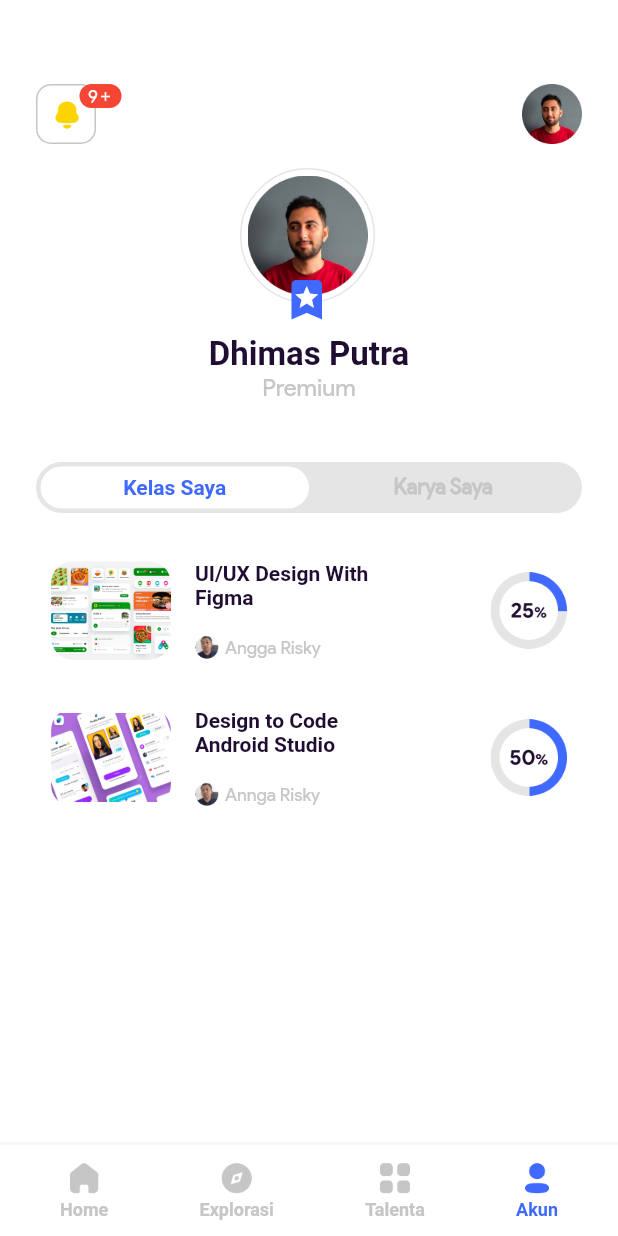
After one commit to Syahro/course, a Flutter app: the AkunKelasPage screen opened directly, after a tap on "Akun", on a phone screen of 412 x 824 dp. The commit adds this screen. Run offline on Flutter 3.47's test engine with Material 2 defaults, Android fonts, the phone set to English and light mode, and no system bars; missing offline and left inert: carousel_images; Roboto replaces fonts that are missing (Product-Regular-Bold, Product-Regular-Bold-Italic).

Commit message:
done modified userPage on myClass and add some assets or support

```diff
--- /dev/null
+++ b/lib/pages/akun_kelas_page.dart
@@ -0,0 +1,155 @@
+import 'package:course/theme.dart';
+import 'package:course/widget/bottom_floating.dart';
+import 'package:course/widget/header_user.dart';
+import 'package:course/widget/my_class.dart';
+import 'package:course/widget/user_menu.dart';
+import 'package:flutter/material.dart';
+
+class AkunKelasPage extends StatelessWidget {
+  final bool isClass;
+  final bool isMadeBy;
+
+  AkunKelasPage({
+    this.isClass,
+    this.isMadeBy,
+  });
+  @override
+  Widget build(BuildContext context) {
+    return Scaffold(
+      backgroundColor: whiteColor,
+      floatingActionButton: BottomFloating(
+        isHome: false,
+        isExplore: false,
+        isTalent: false,
+        isAccount: true,
+      ),
+      floatingActionButtonLocation: FloatingActionButtonLocation.centerDocked,
+      body: SafeArea(
+        child: ListView(
+          children: [
+            Padding(
+              padding: EdgeInsets.symmetric(
+                horizontal: defaultMargin,
+              ),
+              child: Column(
+                children: [
+                  SizedBox(
+                    height: 56,
+                  ),
+                  HeaderUser(),
+                  SizedBox(
+                    height: 16,
+                  ),
+                  Container(
+                    height: 103,
+                    width: 92,
+                    child: Stack(
+                      children: [
+                        Container(
+                          height: 90,
+                          width: 90,
+                          decoration: BoxDecoration(
+                            borderRadius: BorderRadius.circular(45),
+                            border: Border.all(
+                              color: lightGreyColor,
+                            ),
+                          ),
+                          child: Center(
+                            child: Image.asset(
+                              'assets/avatar.png',
+                              width: 80,
+                              height: 80,
+                            ),
+                          ),
+                        ),
+                        Row(
+                          children: [
+                            Container(
+                              padding: EdgeInsets.only(
+                                top: 70,
+                                left: 27,
+                              ),
+                              height: 20,
+                              width: 24,
+                              child: Stack(
+                                children: [
+                                  Icon(
+                                    Icons.bookmark,
+                                    color: blueColor,
+                                    size: 35,
+                                  ),
+                                  Padding(
+                                    padding: EdgeInsets.only(
+                                      left: 8.5,
+                                      top: 7,
+                                    ),
+                                    child: Icon(
+                                      Icons.star,
+                                      color: whiteColor,
+                                      size: 18,
+                                    ),
+                                  ),
+                                ],
+                              ),
+                            ),
+                          ],
+                        )
+                      ],
+                    ),
+                  ),
+                  SizedBox(
+                    height: 8,
+                  ),
+                  Text(
+                    'Dhimas Putra',
+                    style: boldTextStyle.copyWith(
+                      fontSize: 22,
+                      fontWeight: FontWeight.w600,
+                      color: blackColor,
+                    ),
+                  ),
+                  Text(
+                    'Premium',
+                    style: regularTextStyle.copyWith(
+                      fontSize: 16,
+                      color: greyColor,
+                    ),
+                  ),
+                  SizedBox(
+                    height: 40,
+                  ),
+                  UserMenu(
+                    isClass: isClass,
+                    isMadeBy: isMadeBy,
+                  ),
+                  SizedBox(
+                    height: 24,
+                  ),
+                  MyClass(
+                    imageUrl: 'assets/class3.png',
+                    firstName: 'UI/UX Design With',
+                    secondName: 'Figma',
+                    imageUrlMentor: 'assets/mentor1.png',
+                    nameMentor: 'Angga Risky',
+                    isHalf: false,
+                  ),
+                  SizedBox(
+                    height: 16,
+                  ),
+                  MyClass(
+                    imageUrl: 'assets/class2.png',
+                    firstName: 'Design to Code',
+                    secondName: 'Android Studio',
+                    imageUrlMentor: 'assets/mentor1.png',
+                    nameMentor: 'Annga Risky',
+                    isHalf: true,
+                  ),
+                ],
+              ),
+            ),
+          ],
+        ),
+      ),
+    );
+  }
+}
--- a/lib/pages/beranda_page.dart
+++ b/lib/pages/beranda_page.dart
@@ -1,6 +1,7 @@
 import 'package:course/theme.dart';
 import 'package:course/widget/bottom_floating.dart';
 import 'package:course/widget/header.dart';
+import 'package:course/widget/my_class.dart';
 import 'package:course/widget/popular_class_card.dart';
 import 'package:flutter/material.dart';
 import 'package:carousel_images/carousel_images.dart';
@@ -123,67 +124,13 @@ class BerandaPage extends StatelessWidget {
                         color: greyColor,
                       ),
                     ),
-                    child: Padding(
-                      padding: EdgeInsets.fromLTRB(10, 8, 10, 8),
-                      child: Row(
-                        children: [
-                          ClipRRect(
-                            borderRadius: BorderRadius.circular(15),
-                            child: Image.asset(
-                              'assets/class3.png',
-                              width: 80,
-                              height: 66,
-                            ),
-                          ),
-                          SizedBox(
-                            width: 16,
-                          ),
-                          Column(
-                            crossAxisAlignment: CrossAxisAlignment.start,
-                            children: [
-                              Text(
-                                'UI/UX Design With\nFigma',
-                                style: boldItalicTextStyle.copyWith(
-                                  fontSize: 14,
-                                  fontWeight: FontWeight.w700,
-                                  color: blackColor,
-                                ),
-                              ),
-                              SizedBox(
-                                height: 17,
-                              ),
-                              Row(
-                                children: [
-                                  ClipRRect(
-                                    borderRadius: BorderRadius.circular(10),
-                                    child: Image.asset(
-                                      'assets/mentor1.png',
-                                      width: 16,
-                                      height: 16,
-                                    ),
-                                  ),
-                                  SizedBox(
-                                    width: 4,
-                                  ),
-                                  Text(
-                                    'Angga Risky',
-                                    style: regularTextStyle.copyWith(
-                                      fontSize: 12,
-                                      color: greyColor,
-                                    ),
-                                  ),
-                                ],
-                              ),
-                            ],
-                          ),
-                          Spacer(),
-                          Image.asset(
-                            'assets/graph1.png',
-                            width: 51,
-                            height: 51,
-                          ),
-                        ],
-                      ),
+                    child: MyClass(
+                      imageUrl: 'assets/class3.png',
+                      firstName: 'UI/UX Design With',
+                      secondName: 'Figma',
+                      imageUrlMentor: 'assets/mentor1.png',
+                      nameMentor: 'Angga Risky',
+                      isHalf: false,
                     ),
                   ),
                   SizedBox(
--- a/lib/widget/bottom_floating.dart
+++ b/lib/widget/bottom_floating.dart
@@ -1,3 +1,4 @@
+import 'package:course/pages/akun_kelas_page.dart';
 import 'package:course/pages/beranda_page.dart';
 import 'package:course/pages/explorasi_page.dart';
 import 'package:course/pages/talent_page.dart';
@@ -75,10 +76,25 @@ class BottomFloating extends StatelessWidget {
                 isActive: isTalent,
               ),
             ),
-            IconBottomFloating(
-              imageUrl: 'assets/akun.png',
-              menuName: 'Akun',
-              isActive: isAccount,
+            InkWell(
+              onTap: () {
+                Navigator.push(
+                  context,
+                  MaterialPageRoute(
+                    builder: (context) {
+                      return AkunKelasPage(
+                        isClass: true,
+                        isMadeBy: false,
+                      );
+                    },
+                  ),
+                );
+              },
+              child: IconBottomFloating(
+                imageUrl: 'assets/akun.png',
+                menuName: 'Akun',
+                isActive: isAccount,
+              ),
             ),
           ],
         ),
--- /dev/null
+++ b/lib/widget/header_user.dart
@@ -0,0 +1,70 @@
+import 'package:course/theme.dart';
+import 'package:flutter/material.dart';
+
+class HeaderUser extends StatelessWidget {
+  @override
+  Widget build(BuildContext context) {
+    return Row(
+      mainAxisAlignment: MainAxisAlignment.spaceBetween,
+      children: [
+        Container(
+          height: 40,
+          width: 60,
+          child: Stack(
+            children: [
+              Container(
+                height: 40,
+                width: 40,
+                decoration: BoxDecoration(
+                  color: whiteColor,
+                  borderRadius: BorderRadius.circular(10),
+                  border: Border.all(
+                    color: greyColor,
+                  ),
+                ),
+                child: Center(
+                  child: Image.asset(
+                    'assets/bell.png',
+                    width: 22,
+                    height: 22,
+                  ),
+                ),
+              ),
+              Container(
+                margin: EdgeInsets.only(left: 29),
+                height: 16,
+                width: 28,
+                decoration: BoxDecoration(
+                  color: redColor,
+                  borderRadius: BorderRadius.circular(8),
+                ),
+                child: Row(
+                  mainAxisAlignment: MainAxisAlignment.center,
+                  children: [
+                    Text(
+                      '9',
+                      style: regularTextStyle.copyWith(
+                        fontSize: 12,
+                        color: whiteColor,
+                      ),
+                    ),
+                    Icon(
+                      Icons.add,
+                      color: whiteColor,
+                      size: 10,
+                    ),
+                  ],
+                ),
+              ),
+            ],
+          ),
+        ),
+        Image.asset(
+          'assets/avatar.png',
+          width: 40,
+          height: 40,
+        ),
+      ],
+    );
+  }
+}
--- /dev/null
+++ b/lib/widget/my_class.dart
@@ -0,0 +1,85 @@
+import 'package:course/theme.dart';
+import 'package:flutter/material.dart';
+
+class MyClass extends StatelessWidget {
+  final String imageUrl;
+  final String firstName;
+  final String secondName;
+  final String imageUrlMentor;
+  final String nameMentor;
+  final bool isHalf;
+
+  MyClass({
+    this.imageUrl,
+    this.firstName,
+    this.secondName,
+    this.imageUrlMentor,
+    this.nameMentor,
+    this.isHalf,
+  });
+  @override
+  Widget build(BuildContext context) {
+    return Padding(
+      padding: EdgeInsets.fromLTRB(10, 8, 10, 8),
+      child: Row(
+        children: [
+          ClipRRect(
+            borderRadius: BorderRadius.circular(15),
+            child: Image.asset(
+              imageUrl,
+              width: 80,
+              height: 66,
+            ),
+          ),
+          SizedBox(
+            width: 16,
+          ),
+          Column(
+            crossAxisAlignment: CrossAxisAlignment.start,
+            children: [
+              Text(
+                '$firstName\n$secondName',
+                style: boldItalicTextStyle.copyWith(
+                  fontSize: 14,
+                  fontWeight: FontWeight.w700,
+                  color: blackColor,
+                ),
+              ),
+              SizedBox(
+                height: 17,
+              ),
+              Row(
+                children: [
+                  ClipRRect(
+                    borderRadius: BorderRadius.circular(10),
+                    child: Image.asset(
+                      imageUrlMentor,
+                      width: 16,
+                      height: 16,
+                    ),
+                  ),
+                  SizedBox(
+                    width: 4,
+                  ),
+                  Text(
+                    nameMentor,
+                    style: regularTextStyle.copyWith(
+                      fontSize: 12,
+                      color: greyColor,
+                    ),
+                  ),
+                ],
+              ),
+            ],
+          ),
+          Spacer(),
+          Image.asset(
+            isHalf ? 'assets/graph2.png' : 'assets/graph1.png',
+            width: 51,
+            height: 51,
+          ),
+        ],
+      ),
+    );
+  }
+}
--- /dev/null
+++ b/lib/widget/user_menu.dart
@@ -0,0 +1,79 @@
+import 'package:course/pages/akun_kelas_page.dart';
+import 'package:course/theme.dart';
+import 'package:flutter/material.dart';
+
+class UserMenu extends StatelessWidget {
+  final bool isClass;
+  final bool isMadeBy;
+
+  UserMenu({
+    this.isClass,
+    this.isMadeBy,
+  });
+  @override
+  Widget build(BuildContext context) {
+    return Container(
+      width: double.infinity,
+      height: 34,
+      padding: EdgeInsets.symmetric(horizontal: 3),
+      decoration: BoxDecoration(
+        color: lightGreyColor,
+        borderRadius: BorderRadius.circular(17),
+      ),
+      child: Row(
+        children: [
+          Expanded(
+            flex: 5,
+            child: InkWell(
+              onTap: () {
+                Navigator.push(context, MaterialPageRoute(builder: (context) {
+                  return AkunKelasPage(
+                    isClass: true,
+                    isMadeBy: false,
+                  );
+                }));
+              },
+              child: Container(
+                height: 28,
+                decoration: BoxDecoration(
+                  color: isClass ? whiteColor : Colors.transparent,
+                  borderRadius: BorderRadius.circular(15),
+                ),
+                child: Center(
+                  child: Text(
+                    'Kelas Saya',
+                    style: boldTextStyle.copyWith(
+                      fontSize: 14,
+                      fontWeight: FontWeight.w700,
+                      color: isClass ? blueColor : greyColor,
+                    ),
+                  ),
+                ),
+              ),
+            ),
+          ),
+          Expanded(
+            flex: 5,
+            child: Container(
+              height: 28,
+              decoration: BoxDecoration(
+                color: isMadeBy ? whiteColor : Colors.transparent,
+                borderRadius: BorderRadius.circular(15),
+              ),
+              child: Center(
+                child: Text(
+                  'Karya Saya',
+                  style: regularTextStyle.copyWith(
+                    fontSize: 14,
+                    color: isMadeBy ? blueColor : greyColor,
+                    fontWeight: FontWeight.w600,
+                  ),
+                ),
+              ),
+            ),
+          ),
+        ],
+      ),
+    );
+  }
+}
```
Also changed, not shown: assets/graph2.png (added).
